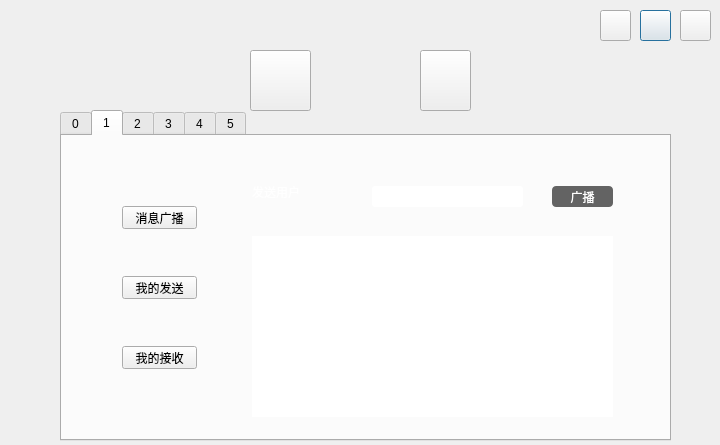
The window that selleroper.ui (xurongchen/CIP) describes before a commit, drawn with Qt 5.
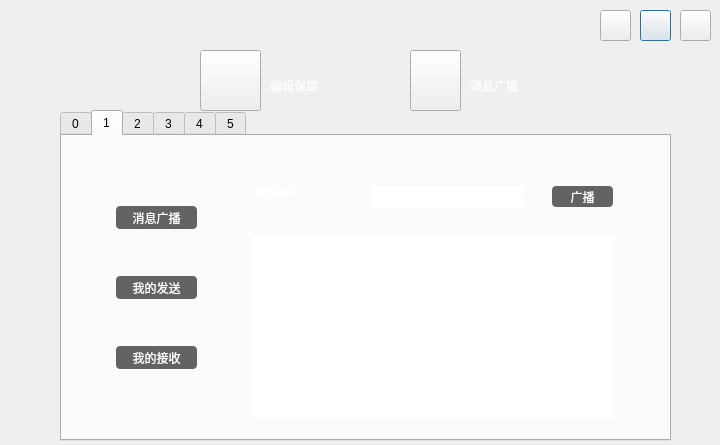
The same window after the commit. The open tabs and pages were chosen to show the change. Icons and pictures are not drawn.

```diff
--- a/selleroper.ui
+++ b/selleroper.ui
@@ -73,7 +73,7 @@
   <widget class="QPushButton" name="PBWork">
    <property name="geometry">
     <rect>
-     <x>250</x>
+     <x>200</x>
      <y>50</y>
      <width>61</width>
      <height>61</height>
@@ -97,7 +97,7 @@
   <widget class="QPushButton" name="PBMessage">
    <property name="geometry">
     <rect>
-     <x>420</x>
+     <x>410</x>
      <y>50</y>
      <width>51</width>
      <height>61</height>
@@ -407,12 +407,21 @@
     <widget class="QPushButton" name="PBSend1">
      <property name="geometry">
       <rect>
-       <x>60</x>
+       <x>54</x>
        <y>70</y>
-       <width>75</width>
+       <width>81</width>
        <height>23</height>
       </rect>
      </property>
+     <property name="styleSheet">
+      <string notr="true">#PBSend1{color: rgb(255, 255, 255);
+background-color: rgb(99, 99, 99);
+font: 75 13pt &quot;微软雅黑&quot;;
+border-radius:4px;
+outline: none}
+#PBSend1:hover{background-color: rgb(135, 135, 135);}
+#PBSend1:pressed{background-color: rgb(99, 99, 99);}</string>
+     </property>
      <property name="text">
       <string>消息广播</string>
      </property>
@@ -420,12 +429,21 @@
     <widget class="QPushButton" name="PBMy1">
      <property name="geometry">
       <rect>
-       <x>60</x>
+       <x>54</x>
        <y>140</y>
-       <width>75</width>
+       <width>81</width>
        <height>23</height>
       </rect>
      </property>
+     <property name="styleSheet">
+      <string notr="true">#PBMy1{color: rgb(255, 255, 255);
+background-color: rgb(99, 99, 99);
+font: 75 13pt &quot;微软雅黑&quot;;
+border-radius:4px;
+outline: none}
+#PBMy1:hover{background-color: rgb(135, 135, 135);}
+#PBMy1:pressed{background-color: rgb(99, 99, 99);}</string>
+     </property>
      <property name="text">
       <string>我的发送</string>
      </property>
@@ -433,12 +451,21 @@
     <widget class="QPushButton" name="PBGet1">
      <property name="geometry">
       <rect>
-       <x>60</x>
+       <x>54</x>
        <y>210</y>
-       <width>75</width>
+       <width>81</width>
        <height>23</height>
       </rect>
      </property>
+     <property name="styleSheet">
+      <string notr="true">#PBGet1{color: rgb(255, 255, 255);
+background-color: rgb(99, 99, 99);
+font: 75 13pt &quot;微软雅黑&quot;;
+border-radius:4px;
+outline: none}
+#PBGet1:hover{background-color: rgb(135, 135, 135);}
+#PBGet1:pressed{background-color: rgb(99, 99, 99);}</string>
+     </property>
      <property name="text">
       <string>我的接收</string>
      </property>
@@ -864,6 +891,40 @@
     <zorder>pushButton</zorder>
    </widget>
   </widget>
+  <widget class="QLabel" name="label">
+   <property name="geometry">
+    <rect>
+     <x>270</x>
+     <y>70</y>
+     <width>71</width>
+     <height>31</height>
+    </rect>
+   </property>
+   <property name="styleSheet">
+    <string notr="true">font: 12pt &quot;微软雅黑&quot;;
+color: rgb(255, 255, 255);</string>
+   </property>
+   <property name="text">
+    <string>编辑保单</string>
+   </property>
+  </widget>
+  <widget class="QLabel" name="label_2">
+   <property name="geometry">
+    <rect>
+     <x>470</x>
+     <y>70</y>
+     <width>71</width>
+     <height>31</height>
+    </rect>
+   </property>
+   <property name="styleSheet">
+    <string notr="true">font: 12pt &quot;微软雅黑&quot;;
+color: rgb(255, 255, 255);</string>
+   </property>
+   <property name="text">
+    <string>消息广播</string>
+   </property>
+  </widget>
   <zorder>tabWidget</zorder>
   <zorder>PBMin</zorder>
   <zorder>PBClose</zorder>
```
Left out of the diff: 201 changed lines with no effect on the pictures.
